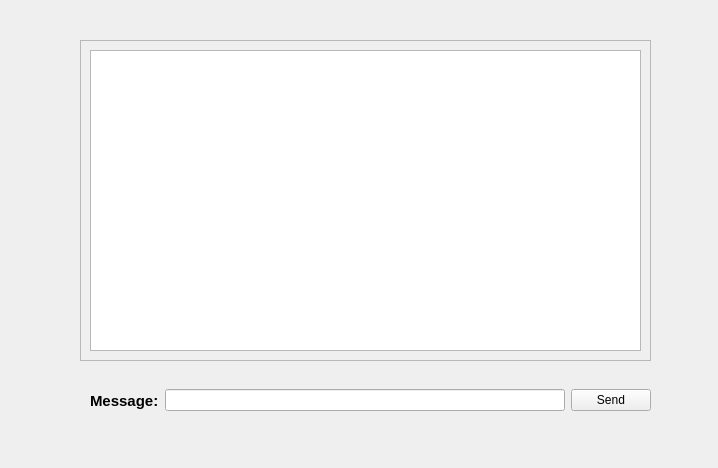
Old version of the form cs_ll_project/client.ui in the repository Nashaat324/CS_ll_lab_project.
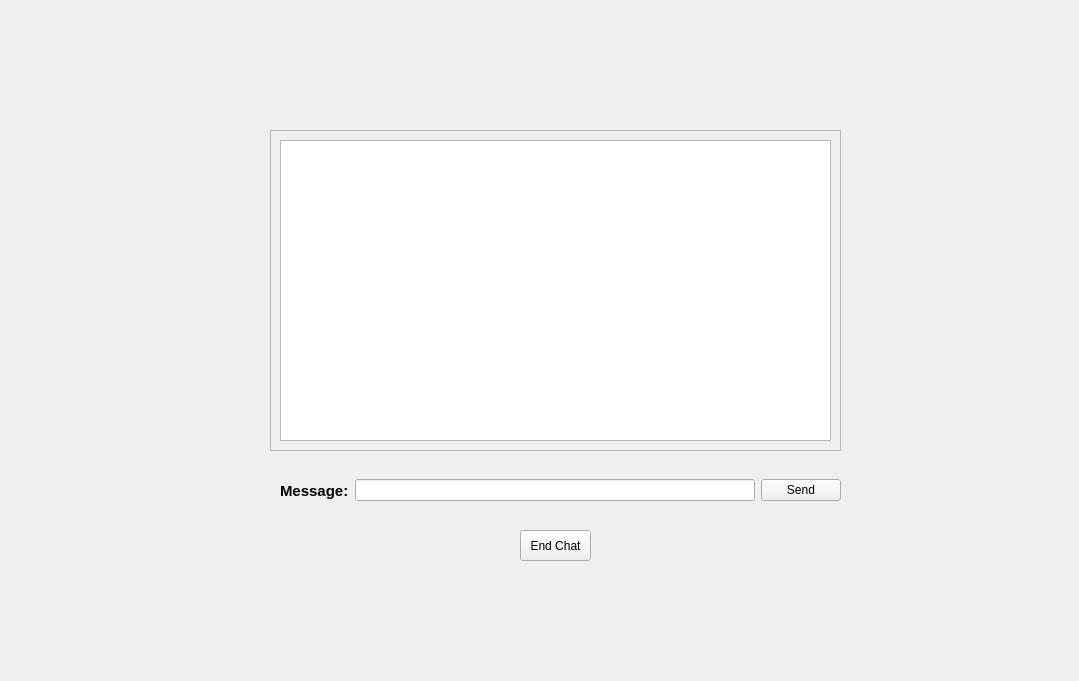
New version of the form.

Diff of the .ui file:
```diff
--- a/cs_ll_project/client.ui
+++ b/cs_ll_project/client.ui
@@ -6,8 +6,8 @@
    <rect>
     <x>0</x>
     <y>0</y>
-    <width>718</width>
-    <height>468</height>
+    <width>1079</width>
+    <height>681</height>
    </rect>
   </property>
   <property name="windowTitle">
@@ -16,8 +16,8 @@
   <widget class="QLabel" name="label_2">
    <property name="geometry">
     <rect>
-     <x>80</x>
-     <y>20</y>
+     <x>270</x>
+     <y>110</y>
      <width>561</width>
      <height>16</height>
     </rect>
@@ -35,8 +35,8 @@
   <widget class="QFrame" name="frame">
    <property name="geometry">
     <rect>
-     <x>80</x>
-     <y>40</y>
+     <x>270</x>
+     <y>130</y>
      <width>571</width>
      <height>321</height>
     </rect>
@@ -53,11 +53,11 @@
     </item>
    </layout>
   </widget>
-  <widget class="QWidget" name="">
+  <widget class="QWidget" name="layoutWidget">
    <property name="geometry">
     <rect>
-     <x>90</x>
-     <y>380</y>
+     <x>280</x>
+     <y>470</y>
      <width>561</width>
      <height>41</height>
     </rect>
@@ -88,6 +88,19 @@
     </item>
    </layout>
   </widget>
+  <widget class="QPushButton" name="End_Chat">
+   <property name="geometry">
+    <rect>
+     <x>520</x>
+     <y>530</y>
+     <width>71</width>
+     <height>31</height>
+    </rect>
+   </property>
+   <property name="text">
+    <string>End Chat</string>
+   </property>
+  </widget>
  </widget>
  <resources/>
  <connections/>
```
